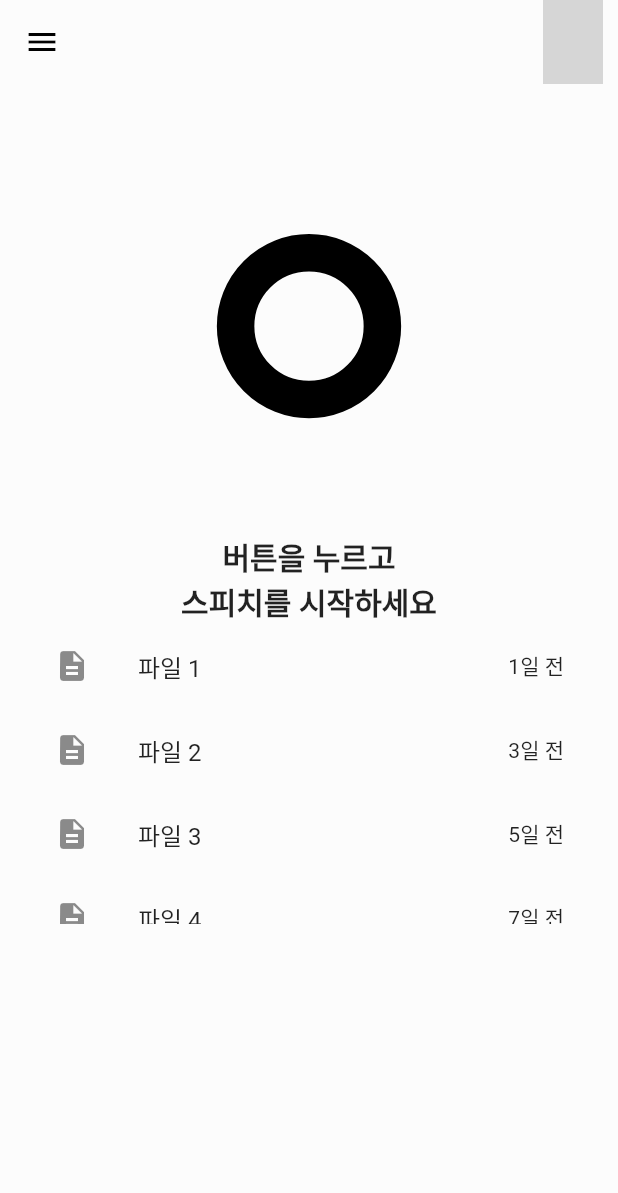
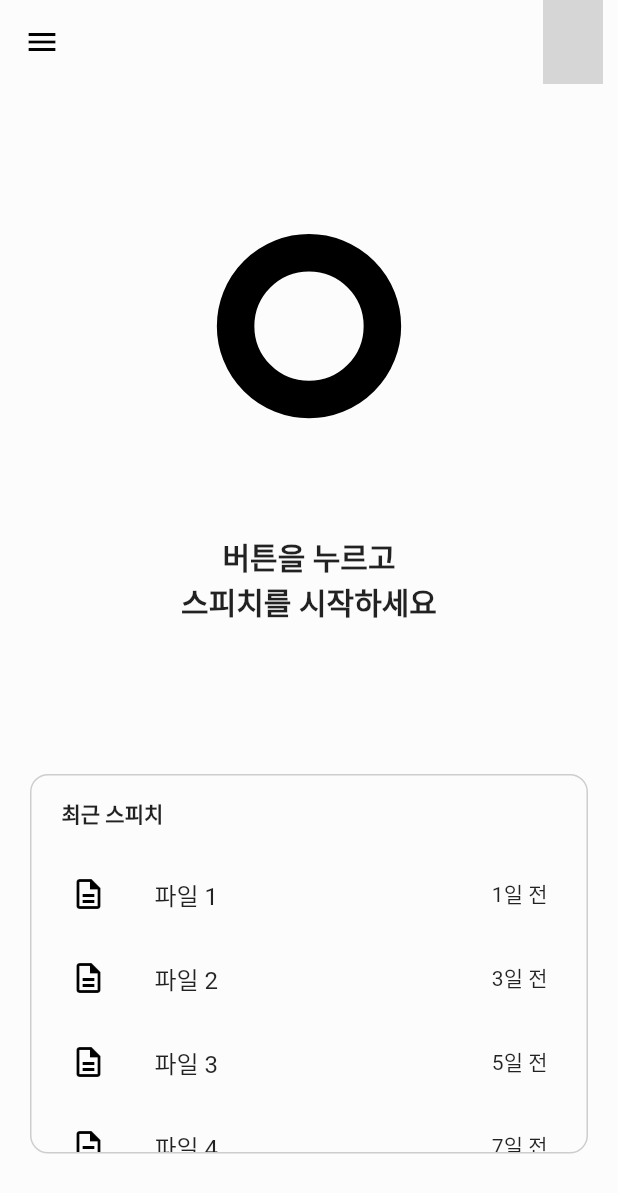
Before and after one commit to in-up/hackathon-pitches, a Flutter app: the screen it shows after launch, on a phone screen of 412 x 824 dp. Shown: the top 1193 px of the screen. Run offline on Flutter 3.47's test engine with Material 3 defaults, Android fonts, the phone set to English and light mode, and no system bars; our stand-ins replace flutter_riverpod, hive, hive_flutter; accounts and stored records are empty; network calls fail; Roboto replaces fonts that are missing (Pretendard); grey boxes are pictures that could not be loaded.

Commit message:
add: menu.dart

```diff
--- a/lib/app/home.dart
+++ b/lib/app/home.dart
@@ -1,11 +1,6 @@
-import 'package:flutter/foundation.dart';
-import 'package:flutter/gestures.dart';
 import 'package:flutter/material.dart';
-import 'package:flutter/services.dart';
 import 'package:hive/hive.dart';
-import 'package:intl/intl.dart';
-import 'package:pitches/components/files.dart';
-
+import '../components/files.dart';
 import '../components/halo.dart';
 
 class HomeScreen extends StatefulWidget {
@@ -63,11 +58,10 @@ class _HomeScreenState extends State<HomeScreen> {
   Widget build(BuildContext context) {
     return Scaffold(
       appBar: AppBar(
-        // title: Text('Pitches', style: TextStyle(fontSize: 16, fontWeight: FontWeight.w700)),
         leading: IconButton(
           icon: Icon(Icons.menu),
           onPressed: () {
-            // 햄버거 메뉴 버튼 클릭 시 처리
+            Navigator.pushNamed(context, '/menu');
           },
         ),
         actions: [
@@ -78,31 +72,63 @@ class _HomeScreenState extends State<HomeScreen> {
         ],
       ),
       backgroundColor: Theme.of(context).canvasColor,
-      body: Padding(
+      body: SingleChildScrollView( // Scrollable하게 만들기
         padding: const EdgeInsets.symmetric(horizontal: 20),
         child: Column(
           children: [
-            SizedBox(
-              height: 100,
-            ),
+            SizedBox(height: 100),
             SizedBox(
               height: 200,
               child: Center(
-                  child: Column(
-                children: [
-                  BreathingButton(),
-                ],
-              )),
+                child: Column(
+                  children: [
+                    BreathingButton(),
+                  ],
+                ),
+              ),
             ),
             Text(
               '버튼을 누르고\n스피치를 시작하세요',
               style: TextStyle(fontSize: 20, fontWeight: FontWeight.w700),
               textAlign: TextAlign.center,
             ),
+            SizedBox(
+              height: 100,
+            ),
             Container(
-              height: 200, // 원하는 높이로 설정
-              child: FileList(),
+              decoration: BoxDecoration(
+                border: Border.all(color: Colors.grey.withOpacity(0.5)), // 연한 회색 테두리
+                borderRadius: BorderRadius.circular(12), // 둥근 테두리
+              ),
+              child: SizedBox(
+                child: Column(
+                  children: [
+                    Row(
+                      children: [
+                        Padding(
+                          padding: const EdgeInsets.symmetric(horizontal: 20, vertical: 15),
+                          child: Text(
+                            '최근 스피치',
+                            textAlign: TextAlign.left,
+                            style: TextStyle(fontSize: 14, fontWeight: FontWeight.w700),
+                          ),
+                        ),
+                      ],
+                    ),
+                    Padding(
+                      padding: const EdgeInsets.symmetric(horizontal: 10),
+                      child: SizedBox(
+                        height: 200,
+                        child: FileList(),
+                      ),
+                    ),
+                  ],
+                ),
+              ),
             ),
+            SizedBox(
+              height: 100,
+            )
           ],
         ),
       ),
--- a/lib/components/files.dart
+++ b/lib/components/files.dart
@@ -19,9 +19,9 @@ class _FileListState extends State<FileList> {
       itemCount: files.length,
       itemBuilder: (context, index) {
         return ListTile(
-          leading: Icon(Icons.description), // 문서 모양 아이콘
-          title: Text(files[index]['title']!), // 파일 제목
-          trailing: Text(files[index]['time']!), // 시간
+          leading: Icon(Icons.description_outlined, color: Colors.black,),
+          title: Text(files[index]['title']!),
+          trailing: Text(files[index]['time']!),
         );
       },
     );
--- a/lib/data/routes.dart
+++ b/lib/data/routes.dart
@@ -1,8 +1,14 @@
 import 'package:flutter/material.dart';
+import 'package:pitches/app/menu.dart';
+import '../app/filelist.dart';
 import '../app/home.dart';
+import '../app/setting.dart';
 
 final Widget homeRoute = HomeScreen();
 
 final Map<String, WidgetBuilder> routes = {
   '/home': (context) => HomeScreen(),
+  '/menu': (context) => MenuScreen(),
+  '/files': (context) => FileScreen(),
+  '/setting': (context) => SettingsScreen(),
 };
```
Also changed, not shown: lib/app/filelist.dart (+19 -1 lines), lib/app/menu.dart (added, +46 -0 lines), lib/app/setting.dart (added, +42 -0 lines).
